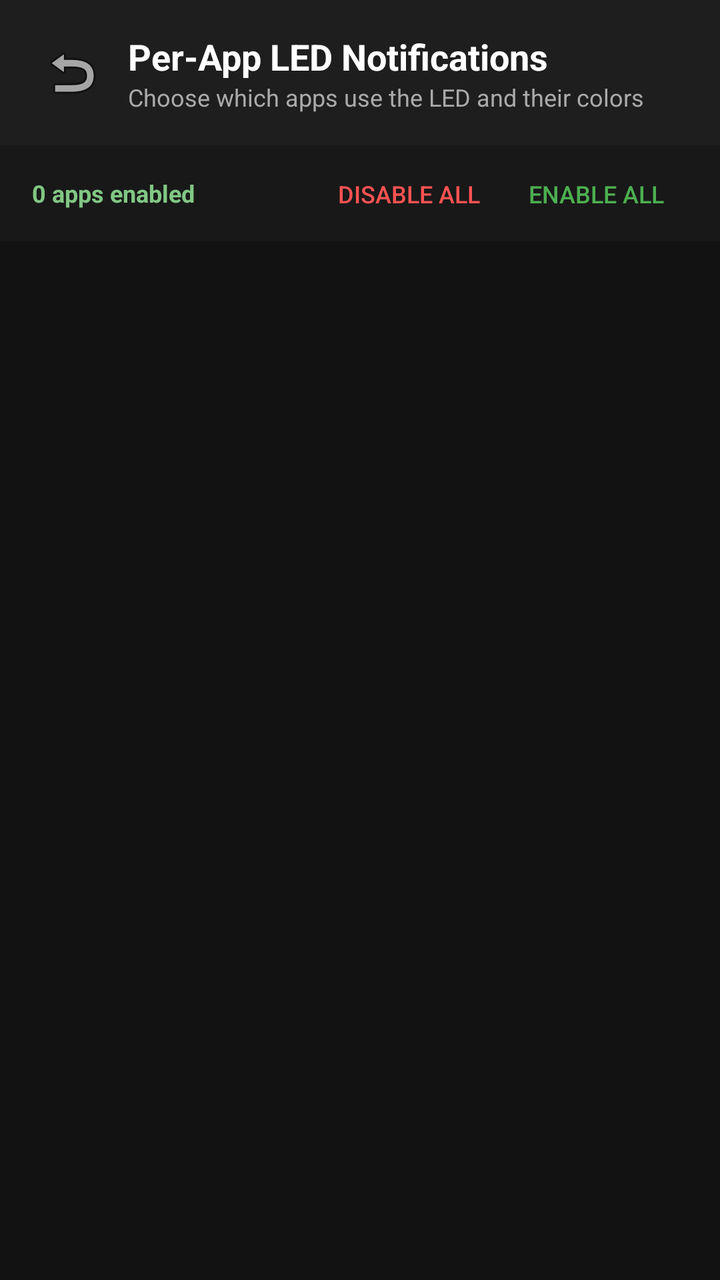
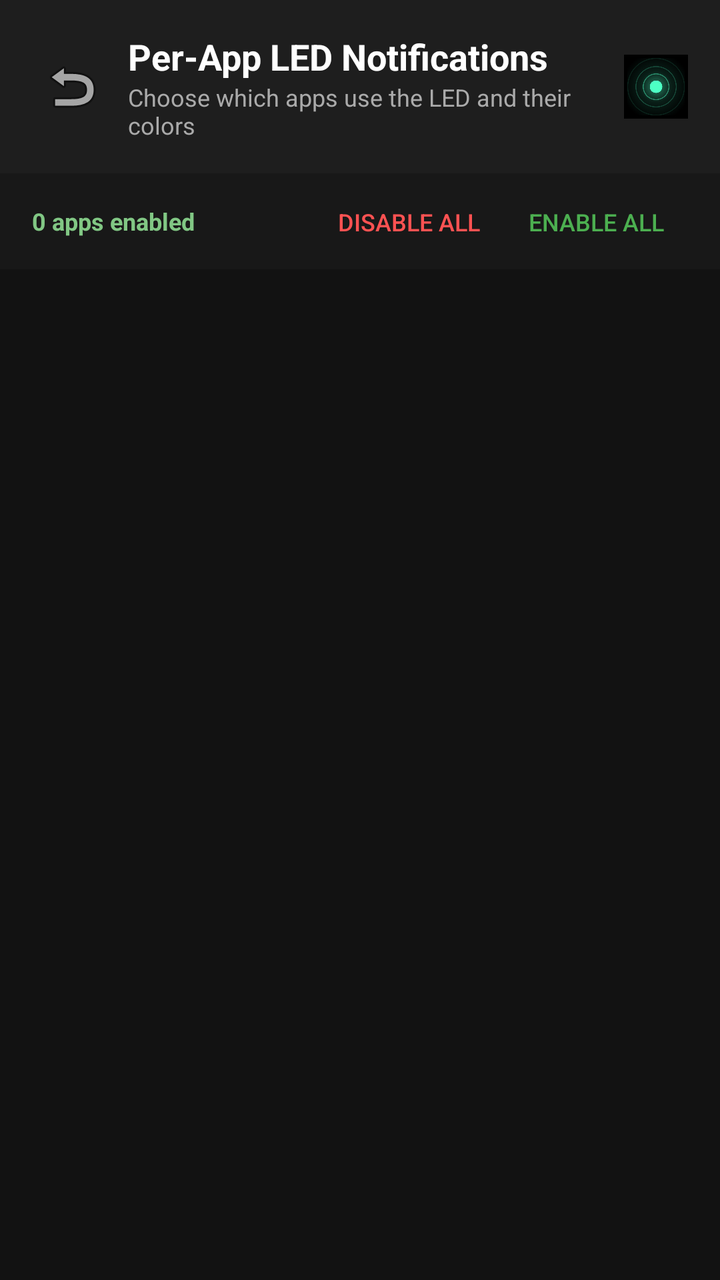

Before-and-after screenshots of an Android layout around one commit, followed by the original layout XML and the change that was made.
<!-- AndroidManifest.xml: activity theme Theme.LedNotify -->
<!-- res/layout/activity_app_color_settings.xml -->
<?xml version="1.0" encoding="utf-8"?>
<LinearLayout xmlns:android="http://schemas.android.com/apk/res/android"
    android:layout_width="match_parent"
    android:layout_height="match_parent"
    android:background="#121212"
    android:orientation="vertical">

    
    <LinearLayout
        android:layout_width="match_parent"
        android:layout_height="wrap_content"
        android:background="#1E1E1E"
        android:gravity="center_vertical"
        android:orientation="horizontal"
        android:padding="16dp">

        <ImageButton
            android:id="@+id/btnBack"
            android:layout_width="40dp"
            android:layout_height="40dp"
            android:background="?android:attr/selectableItemBackgroundBorderless"
            android:contentDescription="Back"
            android:src="@android:drawable/ic_menu_revert" />

        <LinearLayout
            android:layout_width="0dp"
            android:layout_height="wrap_content"
            android:layout_marginStart="8dp"
            android:layout_weight="1"
            android:orientation="vertical">

            <TextView
                android:layout_width="wrap_content"
                android:layout_height="wrap_content"
                android:text="Per-App LED Notifications"
                android:textColor="#FFFFFF"
                android:textSize="18sp"
                android:textStyle="bold" />

            <TextView
                android:id="@+id/tvAppCount"
                android:layout_width="wrap_content"
                android:layout_height="wrap_content"
                android:text="Choose which apps use the LED and their colors"
                android:textColor="#AAAAAA"
                android:textSize="12sp" />
        </LinearLayout>
    </LinearLayout>

    
    <LinearLayout
        android:layout_width="match_parent"
        android:layout_height="wrap_content"
        android:background="#181818"
        android:gravity="center_vertical"
        android:orientation="horizontal"
        android:paddingStart="16dp"
        android:paddingTop="6dp"
        android:paddingEnd="16dp"
        android:paddingBottom="6dp">

        <TextView
            android:id="@+id/tvEnabledSummary"
            android:layout_width="0dp"
            android:layout_height="wrap_content"
            android:layout_weight="1"
            android:text="0 apps enabled"
            android:textColor="#81C784"
            android:textSize="12sp"
            android:textStyle="bold" />

        <Button
            android:id="@+id/btnDisableAll"
            style="?android:attr/borderlessButtonStyle"
            android:layout_width="wrap_content"
            android:layout_height="36dp"
            android:text="Disable All"
            android:textColor="#FF5252"
            android:textSize="12sp" />

        <Button
            android:id="@+id/btnEnableAll"
            style="?android:attr/borderlessButtonStyle"
            android:layout_width="wrap_content"
            android:layout_height="36dp"
            android:text="Enable All"
            android:textColor="#4CAF50"
            android:textSize="12sp" />
    </LinearLayout>

    <FrameLayout
        android:layout_width="match_parent"
        android:layout_height="match_parent">

        <ProgressBar
            android:id="@+id/progressBar"
            android:layout_width="wrap_content"
            android:layout_height="wrap_content"
            android:layout_gravity="center"
            android:visibility="visible" />

        <TextView
            android:id="@+id/tvEmptyState"
            android:layout_width="wrap_content"
            android:layout_height="wrap_content"
            android:layout_gravity="center"
            android:text="No installed user applications found"
            android:textColor="#777777"
            android:visibility="gone" />

        <androidx.recyclerview.widget.RecyclerView
            android:id="@+id/rvAppColors"
            android:layout_width="match_parent"
            android:layout_height="match_parent"
            android:clipToPadding="false"
            android:paddingTop="8dp"
            android:paddingBottom="16dp" />
    </FrameLayout>

</LinearLayout>
<!-- resources referenced by this layout -->
<resources>
  <style name="Theme.LedNotify" parent="android:Theme.Material.Light.NoActionBar" />
</resources>

<!-- the commit's change to res/layout/activity_app_color_settings.xml (unified diff, before → after) -->
@@ -45,6 +45,13 @@
                 android:textColor="#AAAAAA"
                 android:textSize="12sp" />
         </LinearLayout>
+
+        <ImageView
+            android:layout_width="32dp"
+            android:layout_height="32dp"
+            android:layout_marginStart="8dp"
+            android:contentDescription="App Logo"
+            android:src="@drawable/ic_app_logo" />
     </LinearLayout>
 
     
<!-- resource entries referenced after the edit -->
@@ -1,5 +1,6 @@
 <!-- resources referenced by this layout -->
 <resources>
+  <!-- drawable ic_app_logo: png bitmap (drawable, 172125 bytes) -->
   <style name="Theme.LedNotify" parent="android:Theme.Material.Light.NoActionBar" />
 </resources>
 
